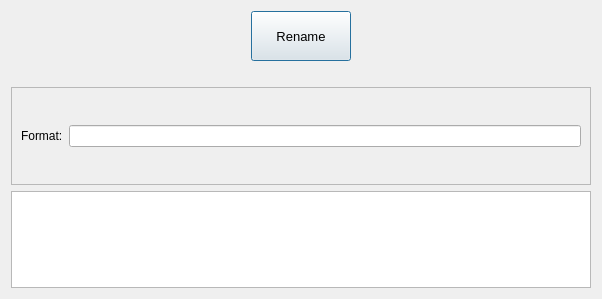
This is renameDialog.ui in ivareske/TagEditor as Qt 5 draws it before an edit. The edited form follows.
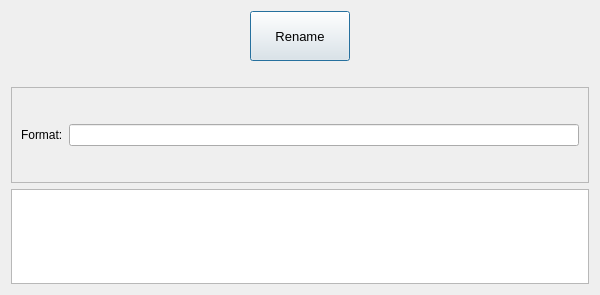
This is the edited form.

```diff
--- a/renameDialog.ui
+++ b/renameDialog.ui
@@ -6,8 +6,8 @@
    <rect>
     <x>0</x>
     <y>0</y>
-    <width>602</width>
-    <height>299</height>
+    <width>600</width>
+    <height>295</height>
    </rect>
   </property>
   <property name="windowTitle">
```
